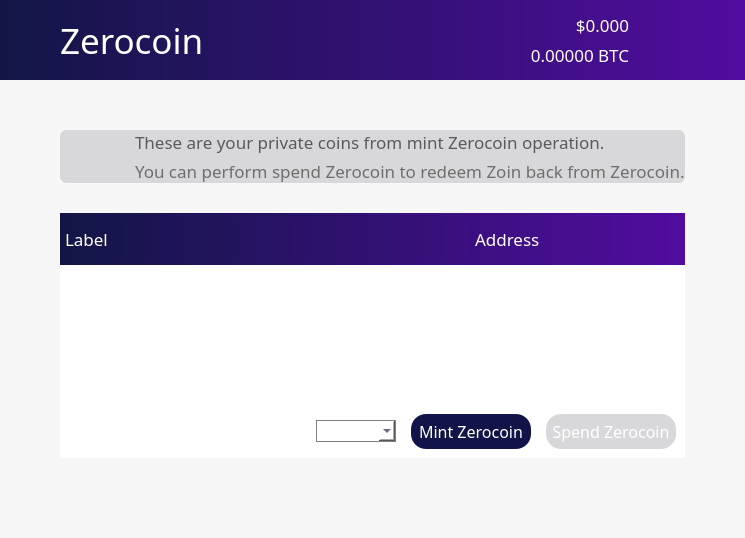
Qt form src/qt/forms/zerocoinpage.ui (noirofficial/noir) before a commit.
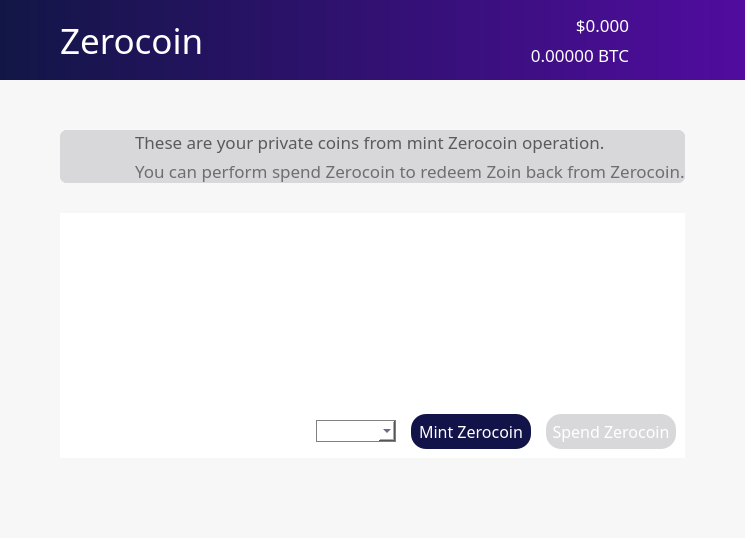
The same form after that commit. Icons and pictures are not drawn.

Commit message: Update GUI to V2, small tweaks and finalize EUR price indicator, update app icon, fix horizontal header orientations

What changed in the file:
```diff
--- a/src/qt/forms/zerocoinpage.ui
+++ b/src/qt/forms/zerocoinpage.ui
@@ -1029,111 +1029,6 @@
              <property name="bottomMargin">
               <number>0</number>
              </property>
-             <item>
-              <widget class="QFrame" name="frame_2">
-               <property name="sizePolicy">
-                <sizepolicy hsizetype="Preferred" vsizetype="Preferred">
-                 <horstretch>0</horstretch>
-                 <verstretch>0</verstretch>
-                </sizepolicy>
-               </property>
-               <property name="minimumSize">
-                <size>
-                 <width>0</width>
-                 <height>0</height>
-                </size>
-               </property>
-               <property name="styleSheet">
-                <string notr="true">color:white;
-background: QLinearGradient(x1: 0, y1: 0, x2: 1, y2: 0, stop: 0 #121646, stop: 1 #510c9f);
-border:0;
-</string>
-               </property>
-               <property name="frameShape">
-                <enum>QFrame::StyledPanel</enum>
-               </property>
-               <property name="frameShadow">
-                <enum>QFrame::Raised</enum>
-               </property>
-               <property name="lineWidth">
-                <number>0</number>
-               </property>
-               <layout class="QHBoxLayout" name="horizontalLayout_6">
-                <property name="spacing">
-                 <number>60</number>
-                </property>
-                <property name="leftMargin">
-                 <number>5</number>
-                </property>
-                <property name="topMargin">
-                 <number>5</number>
-                </property>
-                <property name="rightMargin">
-                 <number>0</number>
-                </property>
-                <property name="bottomMargin">
-                 <number>5</number>
-                </property>
-                <item>
-                 <widget class="QFrame" name="frame_5">
-                  <property name="frameShape">
-                   <enum>QFrame::StyledPanel</enum>
-                  </property>
-                  <property name="frameShadow">
-                   <enum>QFrame::Raised</enum>
-                  </property>
-                  <layout class="QHBoxLayout" name="horizontalLayout_2">
-                   <property name="spacing">
-                    <number>200</number>
-                   </property>
-                   <property name="leftMargin">
-                    <number>0</number>
-                   </property>
-                   <property name="rightMargin">
-                    <number>0</number>
-                   </property>
-                   <item>
-                    <widget class="QLabel" name="label">
-                     <property name="font">
-                      <font>
-                       <family>ZoinRegular</family>
-                       <pointsize>13</pointsize>
-                       <weight>50</weight>
-                       <bold>false</bold>
-                      </font>
-                     </property>
-                     <property name="styleSheet">
-                      <string notr="true">background-color: rgb(0,0,0,0);</string>
-                     </property>
-                     <property name="text">
-                      <string>Label</string>
-                     </property>
-                    </widget>
-                   </item>
-                   <item>
-                    <widget class="QLabel" name="label_4">
-                     <property name="font">
-                      <font>
-                       <family>ZoinRegular</family>
-                       <pointsize>13</pointsize>
-                       <weight>50</weight>
-                       <bold>false</bold>
-                      </font>
-                     </property>
-                     <property name="styleSheet">
-                      <string notr="true">background-color: rgb(0,0,0,0);</string>
-                     </property>
-                     <property name="text">
-                      <string>Address</string>
-                     </property>
-                    </widget>
-                   </item>
-                  </layout>
-                 </widget>
-                </item>
-               </layout>
-              </widget>
-             </item>
              <item>
               <widget class="QTableView" name="tableView">
                <property name="palette">
@@ -1229,7 +1124,7 @@
                </property>
                <property name="font">
                 <font>
-                 <family>ZoinLight</family>
+                 <family>ZoinRegular</family>
                  <pointsize>12</pointsize>
                 </font>
                </property>
@@ -1260,7 +1155,7 @@
                 <bool>false</bool>
                </property>
                <attribute name="horizontalHeaderVisible">
-                <bool>false</bool>
+                <bool>true</bool>
                </attribute>
               </widget>
              </item>
```
The commit also changes 23 other files.
